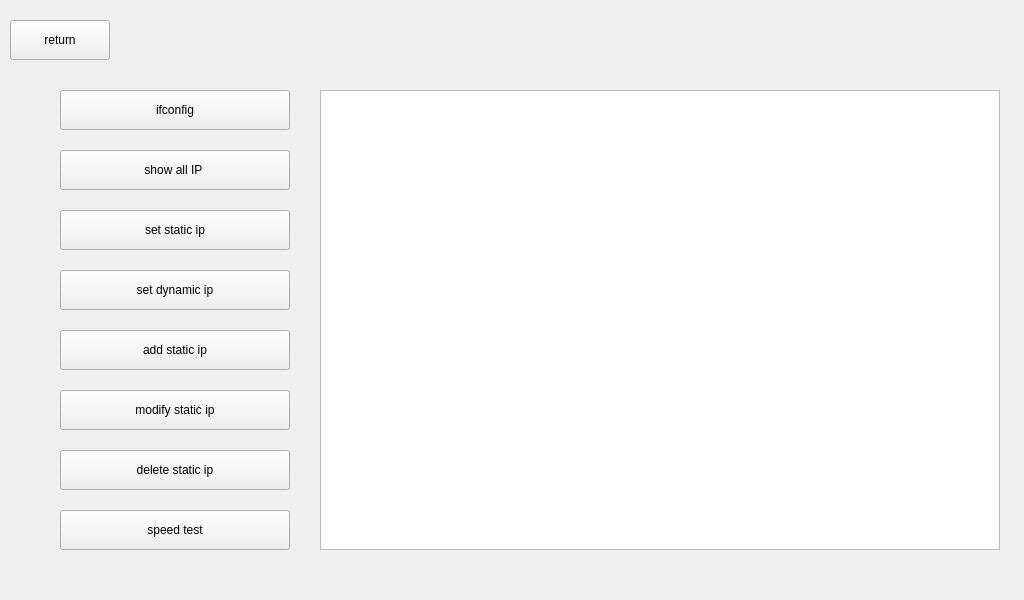
This is qt/t507/ipset.ui in jizizihe/baijie_demo as Qt 5 draws it before an edit. The edited form follows.
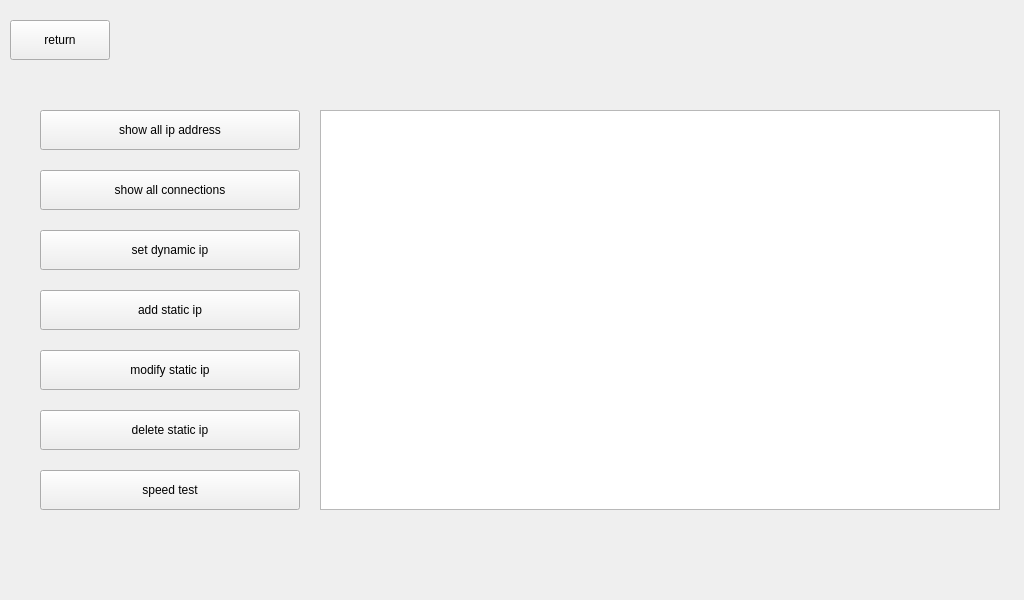
This is the edited form.

Diff of the .ui file:
```diff
--- a/qt/t507/ipset.ui
+++ b/qt/t507/ipset.ui
@@ -16,9 +16,9 @@
   <widget class="QPushButton" name="pushButton_5">
    <property name="geometry">
     <rect>
-     <x>60</x>
-     <y>390</y>
-     <width>230</width>
+     <x>40</x>
+     <y>350</y>
+     <width>260</width>
      <height>40</height>
     </rect>
    </property>
@@ -30,9 +30,9 @@
    <property name="geometry">
     <rect>
      <x>320</x>
-     <y>90</y>
+     <y>110</y>
      <width>680</width>
-     <height>460</height>
+     <height>400</height>
     </rect>
    </property>
    <property name="font">
@@ -47,9 +47,9 @@
   <widget class="QPushButton" name="pushButton_7">
    <property name="geometry">
     <rect>
-     <x>60</x>
-     <y>510</y>
-     <width>230</width>
+     <x>40</x>
+     <y>470</y>
+     <width>260</width>
      <height>40</height>
     </rect>
    </property>
@@ -60,14 +60,14 @@
   <widget class="QPushButton" name="pushButton_9">
    <property name="geometry">
     <rect>
-     <x>60</x>
-     <y>90</y>
-     <width>230</width>
+     <x>40</x>
+     <y>110</y>
+     <width>260</width>
      <height>40</height>
     </rect>
    </property>
    <property name="text">
-    <string>ifconfig</string>
+    <string>show all ip address</string>
    </property>
   </widget>
   <widget class="QPushButton" name="pushButton">
@@ -83,25 +83,12 @@
     <string>return</string>
    </property>
   </widget>
-  <widget class="QPushButton" name="pushButton_2">
-   <property name="geometry">
-    <rect>
-     <x>60</x>
-     <y>210</y>
-     <width>230</width>
-     <height>40</height>
-    </rect>
-   </property>
-   <property name="text">
-    <string>set static ip</string>
-   </property>
-  </widget>
   <widget class="QPushButton" name="pushButton_3">
    <property name="geometry">
     <rect>
-     <x>60</x>
-     <y>270</y>
-     <width>230</width>
+     <x>40</x>
+     <y>230</y>
+     <width>260</width>
      <height>40</height>
     </rect>
    </property>
@@ -112,9 +99,9 @@
   <widget class="QPushButton" name="pushButton_4">
    <property name="geometry">
     <rect>
-     <x>60</x>
-     <y>330</y>
-     <width>230</width>
+     <x>40</x>
+     <y>290</y>
+     <width>260</width>
      <height>40</height>
     </rect>
    </property>
@@ -125,9 +112,9 @@
   <widget class="QPushButton" name="pushButton_6">
    <property name="geometry">
     <rect>
-     <x>60</x>
-     <y>450</y>
-     <width>230</width>
+     <x>40</x>
+     <y>410</y>
+     <width>260</width>
      <height>40</height>
     </rect>
    </property>
@@ -138,14 +125,14 @@
   <widget class="QPushButton" name="pushButton_8">
    <property name="geometry">
     <rect>
-     <x>60</x>
-     <y>150</y>
-     <width>230</width>
+     <x>40</x>
+     <y>170</y>
+     <width>260</width>
      <height>40</height>
     </rect>
    </property>
    <property name="text">
-    <string>show all IP </string>
+    <string>show all connections</string>
    </property>
   </widget>
  </widget>
```
